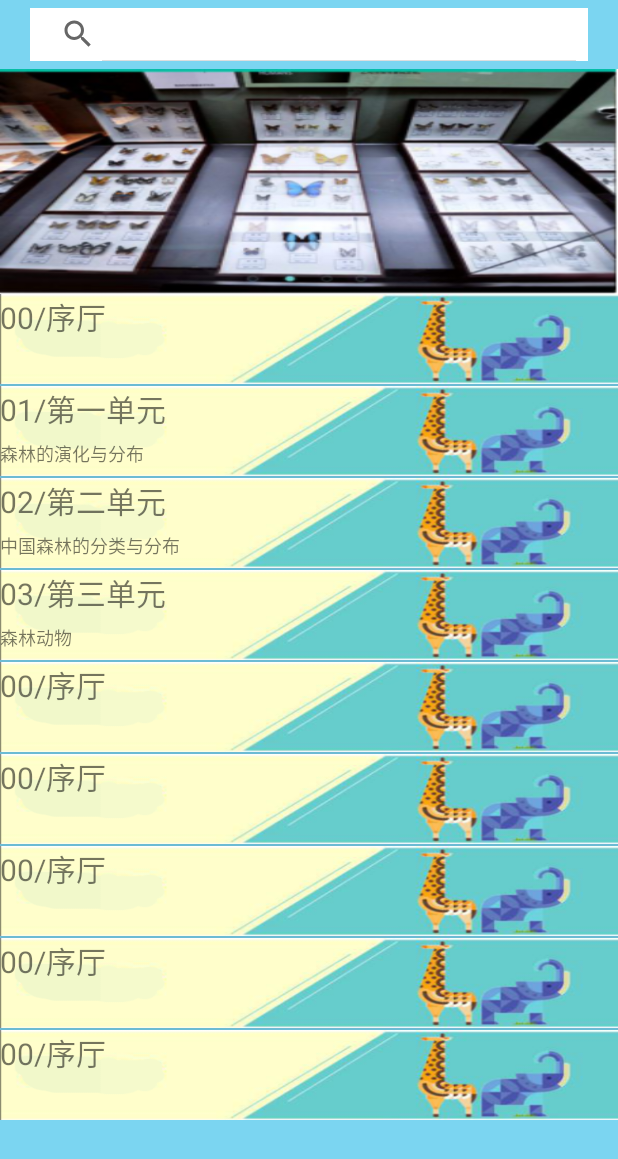
After one commit to Anthony-4926/forestMuseum3, an Android app: the ListActivity screen opened directly, with no data from a screen before it, on a phone screen of 412 x 824 dp. The commit adds this screen. Shown: the top 1159 px of the screen. Run offline under Robolectric (Android 15) with nearby library versions, the phone set to English and light mode, and no system bars.

Commit message:
2019/4/5 单元展示页面基本完成

```diff
--- a/app/src/main/AndroidManifest.xml
+++ b/app/src/main/AndroidManifest.xml
@@ -22,9 +22,8 @@
                 <category android:name="android.intent.category.LAUNCHER" />
             </intent-filter>
         </activity>
-        <activity android:name=".LoginActivity">
-
-        </activity>
+        <activity android:name=".LoginActivity" />
+        <activity android:name=".ListActivity" />
     </application>
 
 </manifest>
--- a/app/src/main/java/com/forestmuseum/HelpFragment.java
+++ b/app/src/main/java/com/forestmuseum/HelpFragment.java
@@ -8,7 +8,7 @@ import android.view.LayoutInflater;
 import android.view.View;
 import android.view.ViewGroup;
 
-
+import com.forestmuseum.R;
 
 
 public class HelpFragment extends Fragment {
--- a/app/src/main/java/com/forestmuseum/LaunchActitity.java
+++ b/app/src/main/java/com/forestmuseum/LaunchActitity.java
@@ -11,12 +11,13 @@ public class LaunchActitity extends Activity {
     protected void onCreate(Bundle savedInstanceState) {
         super.onCreate(savedInstanceState);
         setContentView(R.layout.activity_launch_actitity);
-        Integer time = 5000;
+        Integer time = 1000;
         new Handler().postDelayed(new Runnable() {
             @Override
             public void run() {
                 //startActivity(new Intent(LaunchActitity.this,MainActivity.class));
-                startActivity(new Intent(LaunchActitity.this, LoginActivity.class));
+                //startActivity(new Intent(LaunchActitity.this, LoginActivity.class));
+                startActivity(new Intent(LaunchActitity.this, ListActivity.class));
                 LaunchActitity.this.finish();
             }
         },time);
--- /dev/null
+++ b/app/src/main/java/com/forestmuseum/ListActivity.java
@@ -0,0 +1,130 @@
+package com.forestmuseum;
+
+import android.app.Activity;
+import android.os.Handler;
+import android.os.Message;
+import android.os.Bundle;
+import android.view.animation.Animation;
+import android.view.animation.AnimationUtils;
+import android.widget.ImageView;
+import android.widget.ListView;
+import android.widget.ViewFlipper;
+
+import com.forestmuseum.adapter.Adapter;
+
+import java.util.ArrayList;
+import java.util.HashMap;
+import java.util.List;
+import java.util.Map;
+
+
+public class ListActivity extends Activity {
+    //    定义要发送的消息代码
+    final int FLAG_MSG = 0x001;
+    //    定义ViewFlipper
+    private ViewFlipper flipper;
+    //    声明消息对象
+    private Message message;
+    //    定义图片数组
+    private int[] images = new int[]{R.drawable.carousel_01, R.drawable.carousel_01,
+            R.drawable.carousel_01, R.drawable.carousel_01,
+            R.drawable.carousel_01, R.drawable.carousel_01};
+    //    定义动画数组，为ViewFlipper指定切换动画
+    private Animation[] animation = new Animation[2];
+
+
+    @Override
+    protected void onCreate(Bundle savedInstanceState) {
+        super.onCreate(savedInstanceState);
+        setContentView(R.layout.activity_list);
+        /************************轮播图************************/
+        //获取ViewFlipper
+        flipper = findViewById(R.id.viewFlipper);
+        for (int i = 0; i < images.length; i++) {      //遍历图片数组中的图片
+            ImageView imageView = new ImageView(this);  //创建ImageView对象
+            imageView.setImageResource(images[i]);  //将遍历的图片保存在ImageView中
+            imageView.setScaleType(ImageView.ScaleType.FIT_XY);
+            flipper.addView(imageView);             //加载图片
+        }
+        //初始化动画数组
+        animation[0] = AnimationUtils.loadAnimation(this, R.anim.slide_in_right); //右侧平移进入动画
+        animation[1] = AnimationUtils.loadAnimation(this, R.anim.slide_out_left); //左侧平移退出动画
+        flipper.setInAnimation(animation[0]);   //为flipper设置图片进入动画效果
+        flipper.setOutAnimation(animation[1]);  //为flipper设置图片退出动画效果
+
+        message = Message.obtain();       //获得消息对象
+        message.what = FLAG_MSG;  //设置消息代码
+        handler.sendMessage(message); //发送消息
+
+
+        /********************************单元列表************************************/
+        ListView listView =  ListActivity.this.findViewById(R.id.unitList);
+        Adapter adapter = new Adapter(this, getData(), R.layout.unit_item,
+                new String[]{"title", "subTitle"}, new int[]{R.id.title, R.id.subTitle});
+        listView.setAdapter(adapter);
+    }
+
+
+    Handler handler = new Handler() {  //创建android.os.Handler对象
+        @Override
+        public void handleMessage(Message msg) {
+            if (msg.what == FLAG_MSG) {  //如果接收到的是发送的标记消息
+                flipper.showPrevious();                  //示下一张图片
+            }
+            message = handler.obtainMessage(FLAG_MSG);   //获取要发送的消息
+            handler.sendMessageDelayed(message, 3000);  //延迟3秒发送消息
+        }
+    };
+
+    private List<Map<String, Object>> getData() {
+        List<Map<String, Object>> list = new ArrayList<>();
+        Map<String, Object> map = new HashMap<>();
+        map.put("title", "00/序厅");
+        map.put("subTitle", "");
+        list.add(map);
+
+        map = new HashMap<>();
+        map.put("title", "01/第一单元");
+        map.put("subTitle", "森林的演化与分布");
+        list.add(map);
+
+        map = new HashMap<>();
+        map.put("title", "02/第二单元");
+        map.put("subTitle", "中国森林的分类与分布");
+        list.add(map);
+
+        map = new HashMap<>();
+        map.put("title", "03/第三单元");
+        map.put("subTitle", "森林动物");
+        list.add(map);
+
+        map = new HashMap<>();
+        map.put("title", "00/序厅");
+        map.put("subTitle", "");
+        list.add(map);
+
+        map = new HashMap<>();
+        map.put("title", "00/序厅");
+        map.put("subTitle", "");
+        list.add(map);
+
+        map = new HashMap<>();
+        map.put("title", "00/序厅");
+        map.put("subTitle", "");
+        list.add(map);
+
+        map = new HashMap<>();
+        map.put("title", "00/序厅");
+        map.put("subTitle", "");
+        list.add(map);
+
+        map = new HashMap<>();
+        map.put("title", "00/序厅");
+        map.put("subTitle", "");
+        list.add(map);
+
+        return list;
+    }
+
+
+}
--- a/app/src/main/java/com/forestmuseum/LoginActivity.java
+++ b/app/src/main/java/com/forestmuseum/LoginActivity.java
@@ -7,6 +7,8 @@ import android.os.Bundle;
 import android.view.View;
 import android.widget.Button;
 import android.widget.EditText;
+
+import com.forestmuseum.R;
 
 public class LoginActivity extends Activity {
     private String userName;
--- a/app/src/main/java/com/forestmuseum/MainActivity.java
+++ b/app/src/main/java/com/forestmuseum/MainActivity.java
@@ -7,6 +7,12 @@ import android.app.FragmentTransaction;
 import android.os.Bundle;
 import android.view.View;
 import android.widget.ImageView;
+
+import com.forestmuseum.HelpFragment;
+import com.forestmuseum.LocalFragment;
+import com.forestmuseum.Mefragement;
+import com.forestmuseum.R;
+import com.forestmuseum.home_fragment;
 
 public class MainActivity extends Activity {
 
--- a/app/src/main/java/com/forestmuseum/Mefragement.java
+++ b/app/src/main/java/com/forestmuseum/Mefragement.java
@@ -7,6 +7,7 @@ import android.support.annotation.Nullable;
 import android.view.LayoutInflater;
 import android.view.View;
 import android.view.ViewGroup;
+
 
 
 public class Mefragement extends Fragment {
--- /dev/null
+++ b/app/src/main/java/com/forestmuseum/adapter/Adapter.java
@@ -0,0 +1,45 @@
+package com.forestmuseum.adapter;
+
+import android.content.Context;
+import android.view.View;
+import android.view.ViewGroup;
+import android.widget.SimpleAdapter;
+
+import com.forestmuseum.R;
+
+import java.util.List;
+import java.util.Map;
+
+/**
+ * @author xinzhao
+ * @create 2019-04-05 10:47
+ */
+public class Adapter extends SimpleAdapter {
+    /**
+     * Constructor
+     *
+     * @param context  The context where the View associated with this SimpleAdapter is running
+     * @param data     A List of Maps. Each entry in the List corresponds to one row in the list. The
+     *                 Maps contain the data for each row, and should include all the entries specified in
+     *                 "from"
+     * @param resource Resource identifier of a view layout that defines the views for this list
+     *                 item. The layout file should include at least those named views defined in "to"
+     * @param from     A list of column names that will be added to the Map associated with each
+     *                 item.
+     * @param to       The views that should display column in the "from" parameter. These should all be
+     *                 TextViews. The first N views in this list are given the values of the first N columns
+     */
+
+    private int[] backimg = new int[]{R.drawable.unit_backimg_00};
+    public Adapter(Context context, List<? extends Map<String, ?>> data, int resource, String[] from, int[] to) {
+        super(context, data, resource, from, to);
+
+    }
+
+    @Override
+    public View getView(int position, View convertView, ViewGroup parent) {
+        View view=  super.getView(position, convertView, parent);
+        view.setBackgroundResource(backimg[0]);
+        return view;
+    }
+}
--- a/app/src/main/java/com/forestmuseum/home_fragment.java
+++ b/app/src/main/java/com/forestmuseum/home_fragment.java
@@ -7,6 +7,8 @@ import android.support.annotation.Nullable;
 import android.view.LayoutInflater;
 import android.view.View;
 import android.view.ViewGroup;
+
+import com.forestmuseum.R;
 
 /**
  *
--- /dev/null
+++ b/app/src/main/res/layout/activity_list.xml
@@ -0,0 +1,41 @@
+<?xml version="1.0" encoding="utf-8"?>
+<LinearLayout xmlns:android="http://schemas.android.com/apk/res/android"
+    xmlns:app="http://schemas.android.com/apk/res-auto"
+    xmlns:tools="http://schemas.android.com/tools"
+    android:layout_width="match_parent"
+    android:layout_height="match_parent"
+    android:layout_marginBottom="0dp"
+    tools:context=".ListActivity"
+    android:background="@color/backcolor"
+    android:orientation="vertical">
+    <SearchView
+        android:id="@+id/search"
+        android:layout_width="match_parent"
+        android:layout_height="35dp"
+        android:layout_marginRight="20dp"
+        android:layout_marginLeft="20dp"
+        android:layout_marginTop="5dp"
+        android:layout_marginBottom="5dp"
+        android:iconifiedByDefault="false"
+        android:background="#fff"
+        ></SearchView>
+    <ViewFlipper
+        android:id="@+id/viewFlipper"
+        android:layout_width="match_parent"
+        android:layout_height="150dp"
+        android:scaleType="fitXY"
+        android:paddingRight="0dp">
+    </ViewFlipper>
+    <ListView
+        android:id="@+id/unitList"
+        android:layout_width="match_parent"
+        android:layout_height="wrap_content"
+        >
+    </ListView>
+
+
+
+
+
+
+</LinearLayout>
--- a/app/src/main/res/layout/activity_login.xml
+++ b/app/src/main/res/layout/activity_login.xml
@@ -5,7 +5,7 @@
     android:layout_width="match_parent"
     android:layout_height="match_parent"
     android:orientation="vertical"
-    android:background="#7bd5f1"
+    android:background="@color/backcolor"
     tools:context=".LoginActivity">
     <TextView
         android:layout_width="match_parent"
--- /dev/null
+++ b/app/src/main/res/layout/unit_item.xml
@@ -0,0 +1,24 @@
+<?xml version="1.0" encoding="utf-8"?>
+<LinearLayout xmlns:android="http://schemas.android.com/apk/res/android"
+    android:id="@+id/unit_item"
+    android:orientation="vertical"
+    android:layout_width="match_parent"
+    android:layout_height="60dp">
+
+    <TextView
+        android:id="@+id/title"
+        android:layout_width="match_parent"
+        android:layout_height="match_parent"
+        android:layout_weight="0.4"
+        android:textSize="20dp"
+        android:layout_marginBottom="5dp"/>
+
+    <TextView
+        android:id="@+id/subTitle"
+        android:layout_width="match_parent"
+        android:layout_height="match_parent"
+        android:layout_weight="0.6"
+        android:textSize="12dp"
+        />
+
+</LinearLayout>
--- a/app/src/main/res/values/colors.xml
+++ b/app/src/main/res/values/colors.xml
@@ -3,4 +3,7 @@
     <color name="colorPrimary">#008577</color>
     <color name="colorPrimaryDark">#00574B</color>
     <color name="colorAccent">#D81B60</color>
+    <color name="dot_white">#ffffff</color>
+    <color name="dot_black">#363636</color>
+    <color name="backcolor">#7bd5f1</color>
 </resources>
--- a/app/src/main/res/values/dimens.xml
+++ b/app/src/main/res/values/dimens.xml
@@ -2,4 +2,5 @@
     <!-- Default screen margins, per the Android Design guidelines. -->
     <dimen name="activity_horizontal_margin">16dp</dimen>
     <dimen name="activity_vertical_margin">16dp</dimen>
+    <dimen name="list_test_size_big">30dp</dimen>
 </resources>
```
Also changed, not shown: app/src/main/res/anim/slide_in_right.xml (added, +7 -0 lines), app/src/main/res/anim/slide_out_left.xml (added, +8 -0 lines), app/src/main/res/drawable/carousel_01.png (added), app/src/main/res/drawable/unit_backimg_00.png (added).
